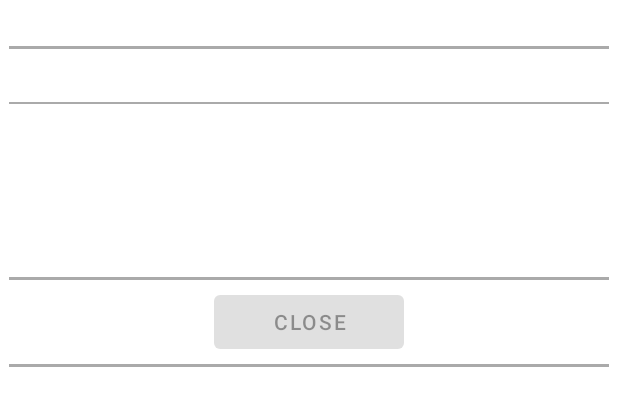
After one commit to MRSa/AirA01c, an Android app: the layout dialog_busy_progress.xml on its own in the app's theme, with its tools: preview values and no code run, on a phone screen of 412 x 824 dp. The commit adds this screen. Shown: the top 406 px of the screen. Run offline under Robolectric (Android 15) with nearby library versions, the phone set to English and light mode, and no system bars.

Commit message:
いったんコミット。

```diff
--- a/app/src/main/java/jp/osdn/gokigen/aira01c/ui/configuration/ConfigurationOnClickListener.kt
+++ b/app/src/main/java/jp/osdn/gokigen/aira01c/ui/configuration/ConfigurationOnClickListener.kt
@@ -234,7 +234,8 @@ class ConfigurationOnClickListener(private val activity: FragmentActivity) : Vie
                             try
                             {
                                 Log.v(TAG, "executeFactoryReset() : START")
-
+                                val dialog = BusyProgressDialog.newInstance(activity, CameraMaintenanceDummy(), null )
+                                dialog.show()
                             }
                             catch (e: Exception)
                             {
--- /dev/null
+++ b/app/src/main/res/layout/dialog_busy_progress.xml
@@ -0,0 +1,127 @@
+<?xml version="1.0" encoding="utf-8"?>
+<ScrollView xmlns:android="http://schemas.android.com/apk/res/android"
+    android:layout_width="match_parent"
+    android:layout_height="match_parent">
+    <LinearLayout
+        android:id="@+id/busy_area"
+        style="?android:attr/buttonBarStyle"
+        android:autofillHints=""
+        android:orientation="vertical"
+        android:layout_width="fill_parent"
+        android:layout_height="wrap_content"
+        android:padding="6dp">
+
+        <TextView
+            android:layout_width="fill_parent"
+            android:layout_height="wrap_content"
+            android:id="@+id/busy_message_title"
+            android:importantForAutofill="no"
+            android:tag="title"
+            android:textSize="18sp"
+            android:layout_gravity="start"/>
+
+        <View
+            android:layout_width="fill_parent"
+            android:layout_height="2dp"
+            android:background="@android:color/darker_gray"/>
+
+        <TextView
+            android:layout_width="fill_parent"
+            android:layout_height="wrap_content"
+            android:id="@+id/busy_message_message"
+            android:importantForAutofill="no"
+            android:tag="message"
+            android:textSize="14sp"
+            android:minLines="2"
+            android:layout_gravity="start" />
+
+        <View
+            android:layout_width="fill_parent"
+            android:layout_height="1dp"
+            android:background="@android:color/darker_gray"/>
+
+        <TextView
+            android:layout_width="fill_parent"
+            android:layout_height="wrap_content"
+            android:id="@+id/busy_message_response"
+            android:importantForAutofill="no"
+            android:tag="response"
+            android:textSize="16sp"
+            android:minLines="6"
+            android:layout_gravity="start" />
+
+        <View
+            android:layout_width="fill_parent"
+            android:layout_height="2dp"
+            android:background="@android:color/darker_gray"/>
+
+    <LinearLayout
+        android:id="@+id/area_button_busy_window"
+        style="?android:attr/buttonBarButtonStyle"
+        android:orientation="horizontal"
+        android:layout_gravity="center_horizontal"
+        android:layout_width="fill_parent"
+        android:layout_height="wrap_content"
+        android:padding="4dp">
+
+        <Button
+            android:layout_width="0dp"
+            android:layout_height="wrap_content"
+            android:layout_weight="1"
+            android:layout_marginStart="2dp"
+            android:layout_marginLeft="2dp"
+            android:layout_marginEnd="2dp"
+            android:layout_marginRight="2dp"
+            android:tag="button"
+            android:gravity="center"
+            android:id="@+id/dialog_button_previous"
+            android:text="@string/dialog_button_previous"
+            android:visibility="invisible"
+            android:textSize="14sp"
+            android:maxWidth="310dp"
+            />
+
+
+        <Button
+            android:layout_width="0dp"
+            android:layout_height="wrap_content"
+            android:layout_weight="1"
+            android:layout_marginStart="2dp"
+            android:layout_marginLeft="2dp"
+            android:layout_marginEnd="2dp"
+            android:layout_marginRight="2dp"
+            android:tag="button"
+            android:gravity="center"
+            android:id="@+id/busy_button_close"
+            android:text="@string/dialog_button_close"
+            android:visibility="visible"
+            android:enabled="false"
+            android:textSize="14sp"
+            android:maxWidth="310dp"
+            />
+
+        <Button
+            android:layout_width="0dp"
+            android:layout_height="wrap_content"
+            android:layout_weight="1"
+            android:layout_marginStart="2dp"
+            android:layout_marginLeft="2dp"
+            android:layout_marginEnd="2dp"
+            android:layout_marginRight="2dp"
+            android:tag="button"
+            android:gravity="center"
+            android:id="@+id/dialog_button_proceed"
+            android:text="@string/dialog_button_proceed"
+            android:visibility="invisible"
+            android:textSize="14sp"
+            android:maxWidth="310dp"
+            />
+    </LinearLayout>
+
+        <View
+            android:layout_width="fill_parent"
+            android:layout_height="2dp"
+            android:background="@android:color/darker_gray"/>
+
+    </LinearLayout>
+</ScrollView>
--- a/app/src/main/res/values/strings.xml
+++ b/app/src/main/res/values/strings.xml
@@ -11,6 +11,9 @@
     <string name="finish_refresh">Finish refresh.</string>
     <string name="dialog_positive_execute">OK</string>
     <string name="dialog_negative_cancel">Cancel</string>
+    <string name="dialog_button_close">Close</string>
+    <string name="dialog_button_previous">Previous</string>
+    <string name="dialog_button_proceed">Next</string>
     <string name="take_photo">Take Photo</string>
     <string name="permission_not_granted">Permissions not granted by the user.</string>
     <string name="capture_success">Photo capture succeeded: </string>
```
Also changed, not shown: app/src/main/java/jp/osdn/gokigen/aira01c/camera/interfaces/ICameraMaintenanceCommandSequence.kt (added, +21 -0 lines), app/src/main/java/jp/osdn/gokigen/aira01c/ui/configuration/BusyProgressDialog.kt (added, +144 -0 lines), app/src/main/java/jp/osdn/gokigen/aira01c/ui/configuration/CameraMaintenanceDummy.kt (added, +58 -0 lines), app/src/main/java/jp/osdn/gokigen/aira01c/camera/interfaces/IVibrator.kt (line endings or trailing spaces), 1 other file.
